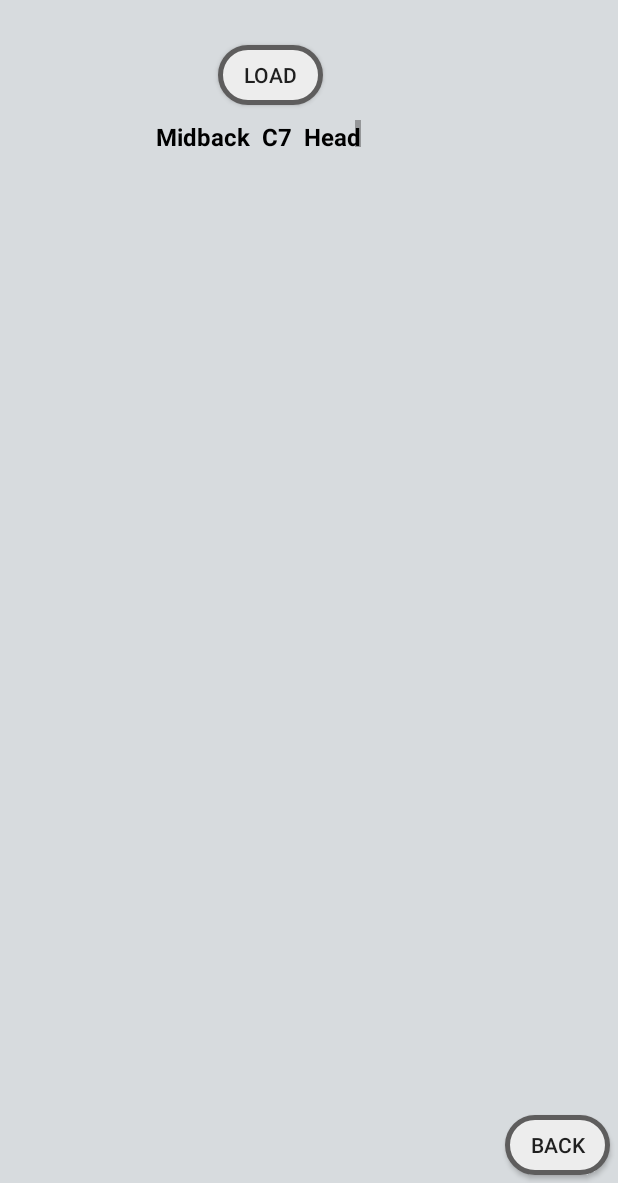
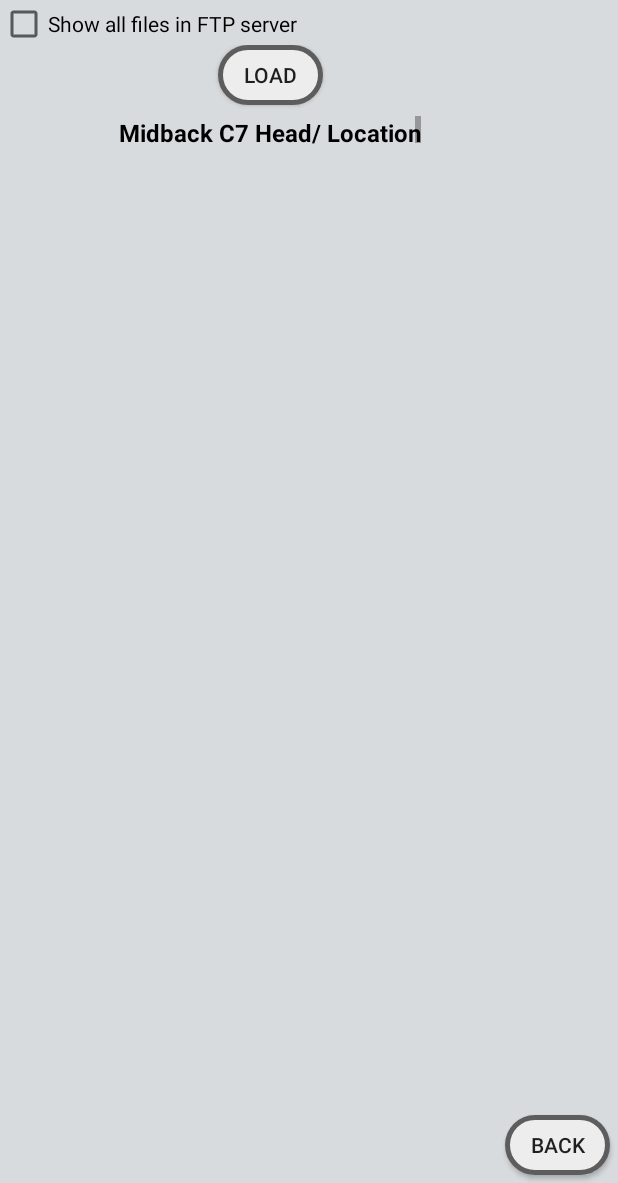
Before and after one commit to JimZz16/SmartSuit, an Android app: the LoadData screen opened directly, with no data from a screen before it, on a phone screen of 412 x 824 dp, the part 53-1236 px from its top. Run offline under Robolectric (Android 15) with nearby library versions, the phone set to English and light mode, and no system bars.

Commit message:
V3.2 Stable SmartSuit app with deleting files on FTP server.

```diff
--- a/app/src/main/res/layout/activity_load_data.xml
+++ b/app/src/main/res/layout/activity_load_data.xml
@@ -9,20 +9,7 @@
 
     <include
         android:id="@+id/app_bar"
-        layout="@layout/app_bar">
-    </include>
-
-    <Button
-        android:id="@+id/load"
-        android:layout_width="70dp"
-        android:layout_height="40dp"
-        android:layout_marginStart="145dp"
-        android:layout_marginTop="30dp"
-        android:background="@drawable/oval"
-        android:onClick="load"
-        android:text="Load"
-        app:layout_constraintStart_toStartOf="parent"
-        app:layout_constraintTop_toBottomOf="@+id/app_bar" />
+        layout="@layout/app_bar"></include>
 
 
     <Button
@@ -37,6 +24,23 @@
         app:layout_constraintBottom_toBottomOf="parent"
         app:layout_constraintEnd_toEndOf="parent" />
 
+
+    <CheckBox
+        android:id="@+id/deleteorload"
+        android:layout_width="wrap_content"
+        android:layout_height="wrap_content"
+        android:text="Show all files in FTP server"
+        android:textColor="@android:color/background_dark"
+        app:layout_constraintStart_toStartOf="parent"
+        app:layout_constraintTop_toBottomOf="@+id/app_bar" />
+
+    <android.support.constraint.ConstraintLayout
+        android:id="@+id/layoutInternal"
+        android:layout_width="match_parent"
+        android:layout_height="match_parent"
+        android:layout_marginTop="65dp"
+        android:visibility="visible"
+        app:layout_constraintTop_toTopOf="parent">
 
         <TextView
             android:id="@+id/TextField"
@@ -56,16 +60,83 @@
             android:id="@+id/textView2"
             android:layout_width="wrap_content"
             android:layout_height="20dp"
-        android:layout_marginStart="100dp"
-        android:layout_marginTop="10dp"
+            android:layout_marginStart="75dp"
+            android:layout_marginTop="7dp"
             android:scrollbars="vertical"
-        android:text=" Midback  C7  Head"
+            android:text=" Midback C7 Head/ Location"
             android:textAlignment="center"
             android:textColor="@android:color/background_dark"
             android:textSize="16sp"
             android:textStyle="bold"
             app:layout_constraintStart_toStartOf="parent"
-        app:layout_constraintTop_toBottomOf="@+id/load" />
+            app:layout_constraintTop_toBottomOf="@+id/button5" />
+
+        <Button
+            android:id="@+id/button5"
+            android:layout_width="70dp"
+            android:layout_height="40dp"
+            android:layout_marginStart="145dp"
+            android:layout_marginTop="30dp"
+            android:background="@drawable/oval"
+            android:onClick="load"
+            android:text="Load"
+            app:layout_constraintStart_toStartOf="parent"
+            app:layout_constraintTop_toBottomOf="@+id/app_bar" />
+    </android.support.constraint.ConstraintLayout>
+
+    <android.support.constraint.ConstraintLayout
+        android:id="@+id/layoutDelete"
+        android:layout_width="match_parent"
+        android:layout_height="match_parent"
+        android:layout_marginTop="65dp"
+        android:visibility="invisible"
+        app:layout_constraintTop_toTopOf="parent">
+
+        <Button
+            android:id="@+id/load"
+            android:layout_width="wrap_content"
+            android:layout_height="wrap_content"
+            android:layout_marginStart="85dp"
+            android:background="@drawable/oval"
+            android:onClick="send"
+            android:text="Load"
+            app:layout_constraintStart_toStartOf="parent"
+            app:layout_constraintTop_toTopOf="parent" />
+
+        <Button
+            android:id="@+id/delete"
+            android:layout_width="91dp"
+            android:layout_height="wrap_content"
+            android:layout_marginEnd="85dp"
+            android:background="@drawable/oval"
+            android:onClick="delete"
+            android:text="Delete"
+            app:layout_constraintEnd_toEndOf="parent"
+            app:layout_constraintTop_toTopOf="parent" />
+
+        <TextView
+            android:id="@+id/textView3"
+            android:layout_width="175dp"
+            android:layout_height="400dp"
+            android:layout_marginStart="94dp"
+            android:layout_marginTop="5dp"
+            android:textColor="@android:color/background_dark"
+            app:layout_constraintStart_toStartOf="parent"
+            app:layout_constraintTop_toBottomOf="@+id/editText" />
+
+        <EditText
+            android:id="@+id/editText"
+            android:layout_width="175dp"
+            android:layout_height="40dp"
+            android:layout_marginStart="93dp"
+            android:layout_marginTop="5dp"
+            android:ems="10"
+            android:hint="Delete file here"
+            android:inputType="textPersonName"
+            android:textAlignment="center"
+            app:layout_constraintStart_toStartOf="parent"
+            app:layout_constraintTop_toBottomOf="@+id/delete" />
+    </android.support.constraint.ConstraintLayout>
 
 
 </android.support.constraint.ConstraintLayout>
```
Also changed, not shown: app/src/main/java/com/example/vaney/smartsuit/LoadData.java (+158 -3 lines), app/src/main/java/com/example/vaney/smartsuit/RealTimeAnimation.java (+2 -5 lines). Lines whose indentation alone changed are shown as unchanged.
